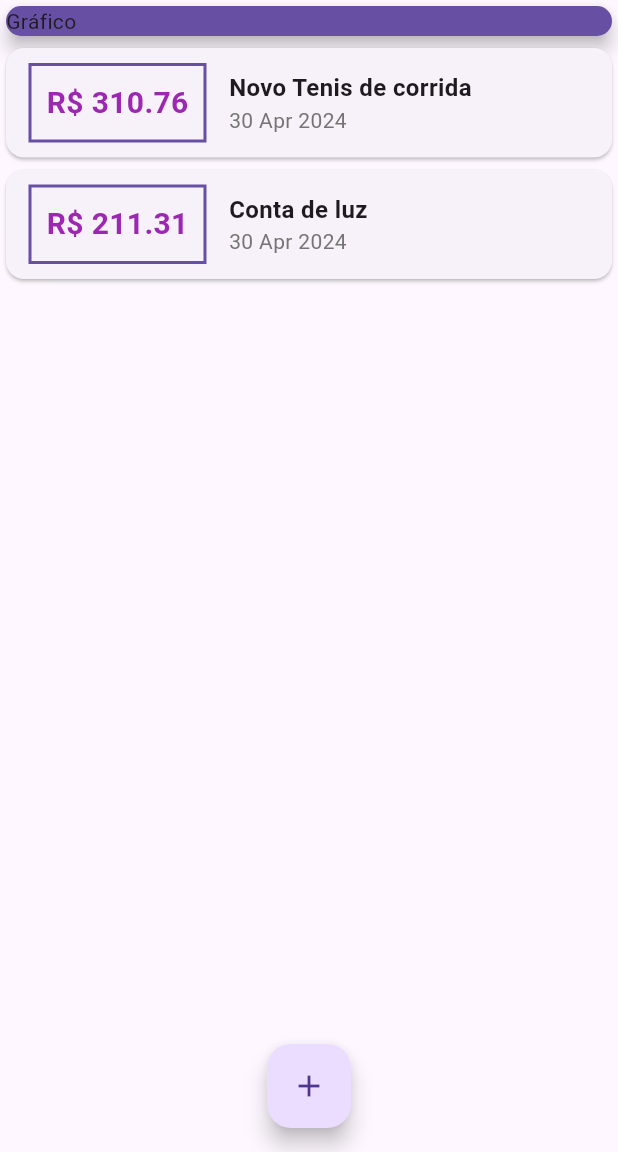
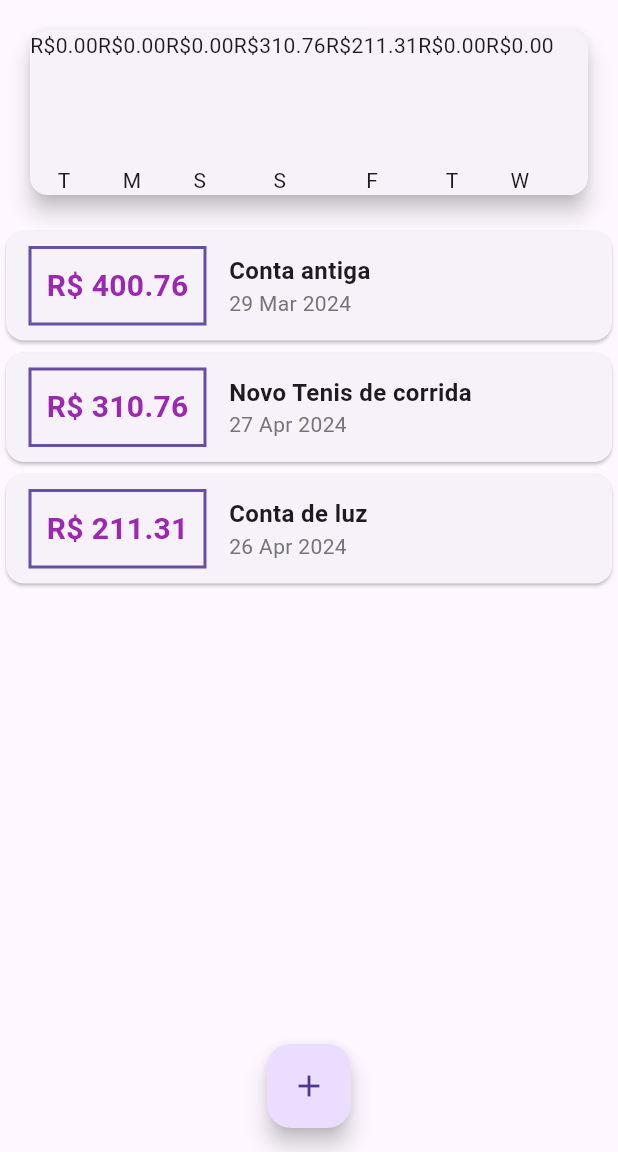
Before and after one commit to Junior580/personalExpensesApp, a Flutter app: the screen it shows after launch, on a phone screen of 412 x 824 dp, the part 84-1236 px from its top. Run offline on Flutter 3.47's test engine with Material 3 defaults, Android fonts, the phone set to English and light mode, and no system bars; missing offline and left inert: dart:ffi.

Commit message:
feat: chart_bar component

```diff
--- a/lib/components/chart.dart
+++ b/lib/components/chart.dart
@@ -1,6 +1,9 @@
+import 'dart:ffi';
+
 import 'package:flutter/material.dart';
 import 'package:intl/intl.dart';
 import '../models/transaction.dart';
+import 'chart_bar.dart';
 
 class Chart extends StatelessWidget {
   final List<Transaction> recentTransaction;
@@ -23,9 +26,6 @@ class Chart extends StatelessWidget {
         }
       }
 
-      print(DateFormat.E().format(weekDay)[0]);
-      print(totalSum);
-
       return {
         "day": DateFormat.E().format(weekDay)[0],
         "value": totalSum,
@@ -35,11 +35,17 @@ class Chart extends StatelessWidget {
 
   @override
   Widget build(BuildContext context) {
-    return const Card(
+    return Card(
         elevation: 6,
-        margin: EdgeInsets.all(20),
+        margin: const EdgeInsets.all(20),
         child: Row(
-          children: <Widget>[],
+          children: _groupedTransaction.map((tr) {
+            return ChartBar(
+              label: tr['day'].toString(),
+              value: double.tryParse(tr['value'].toString()) ?? 0,
+              percentage: 0,
+            );
+          }).toList(),
         ));
   }
 }
--- /dev/null
+++ b/lib/components/chart_bar.dart
@@ -0,0 +1,31 @@
+import 'package:flutter/material.dart';
+
+class ChartBar extends StatelessWidget {
+  final String label;
+  final double value;
+  final double percentage;
+
+  const ChartBar({
+    super.key,
+    this.label = '',
+    this.value = 0,
+    this.percentage = 0,
+  });
+
+  @override
+  Widget build(BuildContext context) {
+    return Column(
+      children: <Widget>[
+        Text('R\$${value.toStringAsFixed(2)}'),
+        const SizedBox(height: 5),
+        const SizedBox(
+          height: 60,
+          width: 10,
+          child: null,
+        ),
+        const SizedBox(height: 5),
+        Text(label)
+      ],
+    );
+  }
+}
--- a/lib/main.dart
+++ b/lib/main.dart
@@ -1,7 +1,8 @@
+import 'dart:math';
 import 'package:flutter/material.dart';
-import 'package:myapp2/components/transaction_form.dart';
+import 'components/chart.dart';
+import 'components/transaction_form.dart';
 
-import 'dart:math';
 import '/models/transaction.dart';
 import 'components/transaction_list.dart';
 
@@ -34,18 +35,30 @@ class HomePage extends StatefulWidget {
 class _HomePageState extends State<HomePage> {
   final List<Transaction> _transactions = [
     Transaction(
+      id: 't0',
+      title: 'Conta antiga',
+      value: 400.76,
+      date: DateTime.now().subtract(const Duration(days: 32)),
+    ),
+    Transaction(
       id: 't1',
       title: 'Novo Tenis de corrida',
       value: 310.76,
-      date: DateTime.now(),
+      date: DateTime.now().subtract(const Duration(days: 3)),
     ),
     Transaction(
       id: 't2',
       title: 'Conta de luz',
       value: 211.31,
-      date: DateTime.now(),
+      date: DateTime.now().subtract(const Duration(days: 4)),
     ),
   ];
+
+  List<Transaction> get _recentTransactions {
+    return _transactions.where((tr) {
+      return tr.date.isAfter(DateTime.now().subtract(const Duration(days: 7)));
+    }).toList();
+  }
 
   _addTransaction(String title, double value) {
     final newTransaction = Transaction(
@@ -85,13 +98,14 @@ class _HomePageState extends State<HomePage> {
         child: Column(
           crossAxisAlignment: CrossAxisAlignment.stretch,
           children: <Widget>[
-            Container(
-              child: Card(
-                color: Theme.of(context).primaryColor,
-                elevation: 5,
-                child: const Text('Gráfico'),
-              ),
-            ),
+            // Container(
+            //   child: Card(
+            //     color: Theme.of(context).primaryColor,
+            //     elevation: 5,
+            //     child: const Text('Gráfico'),
+            //   ),
+            // ),
+            Chart(recentTransaction: _recentTransactions),
             TransactionList(transactions: _transactions),
           ],
         ),
```
